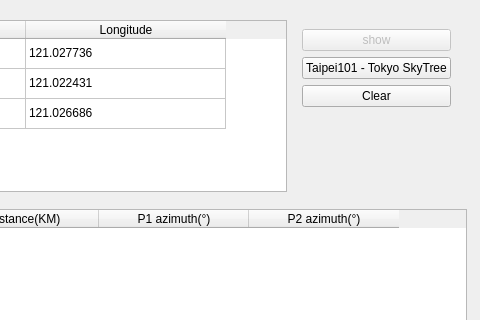
Old version of the form src/gps/dlggpscalc.ui in the repository coolshou/qiperf; both pictures show x 406 to 886 and y 0 to 320 of the 886 by 442 pixel window.
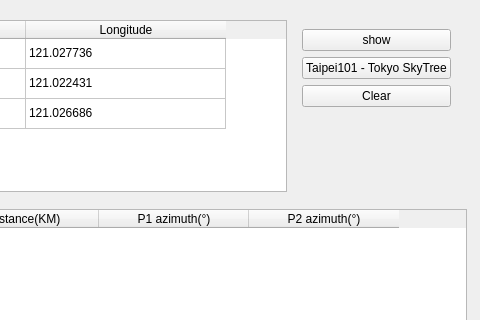
New version of the form. Icons and pictures are not drawn.

```diff
--- a/src/gps/dlggpscalc.ui
+++ b/src/gps/dlggpscalc.ui
@@ -130,7 +130,7 @@
          <item>
           <widget class="QPushButton" name="pbPos">
            <property name="enabled">
-            <bool>false</bool>
+            <bool>true</bool>
            </property>
            <property name="text">
             <string>show</string>
```
Left out of the diff: 2 changed lines with no effect on the pictures.
